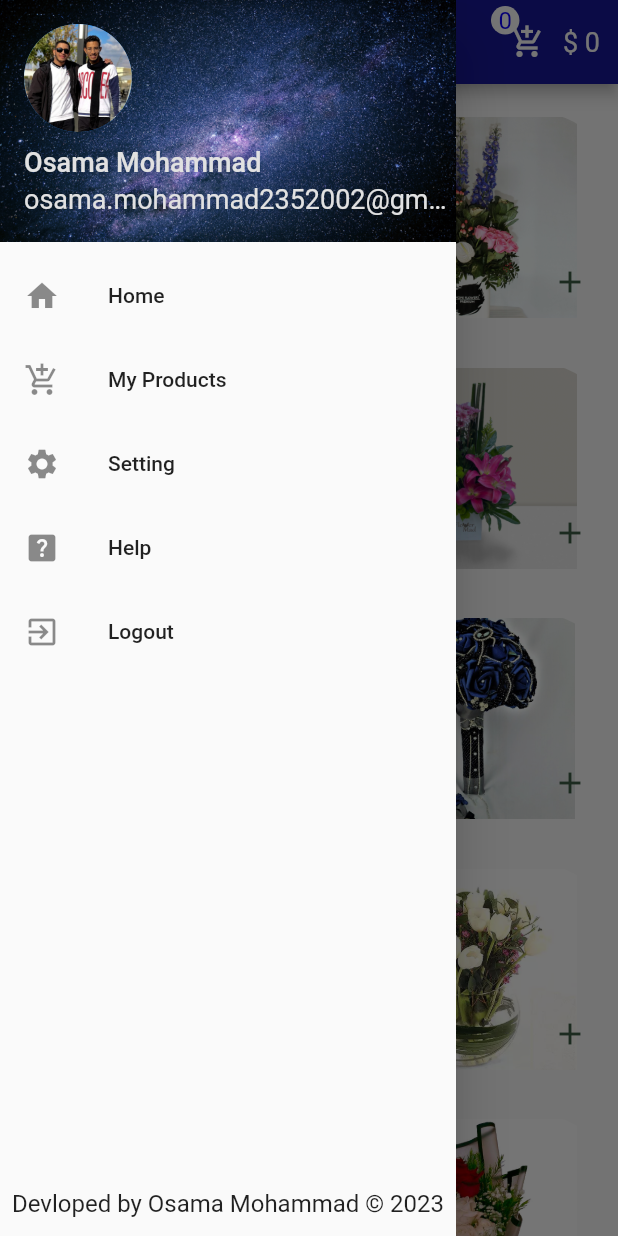
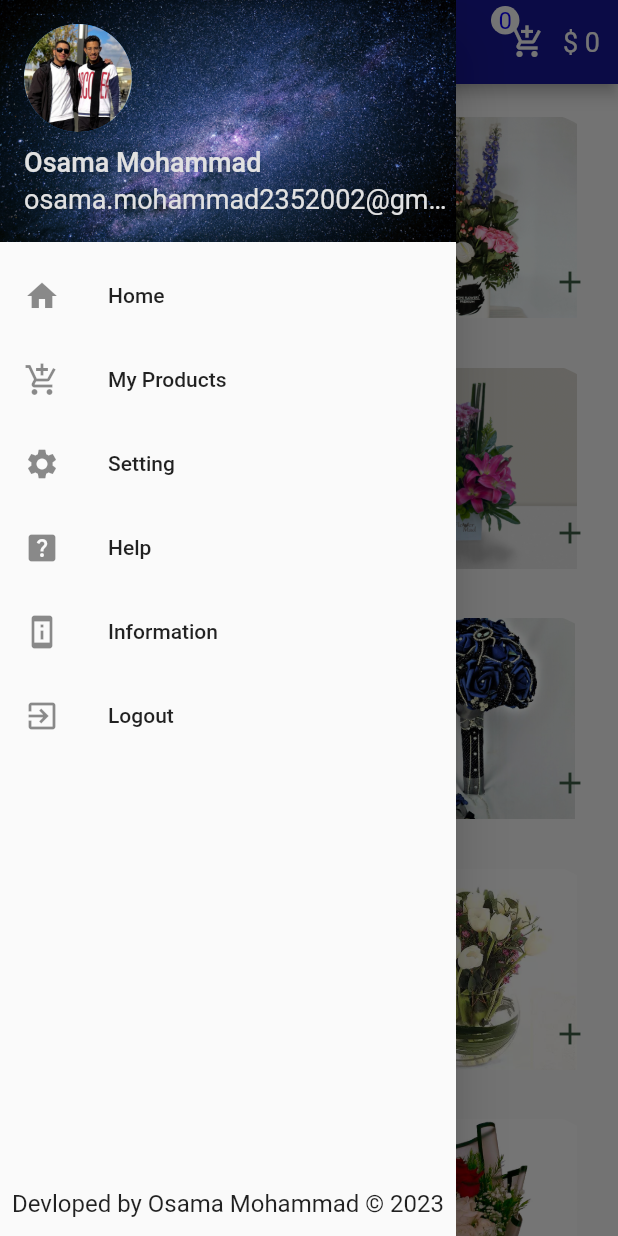
Before and after one commit to OsamaMohammadAbdalaziz/Flower-App, a Flutter app: the screen it shows after launch, with the side drawer open, on a phone screen of 412 x 824 dp. Run offline on Flutter 3.47's test engine with Material 2 defaults, Android fonts, the phone set to English and light mode, and no system bars.

Commit message:
add Information in drawer/ Home

```diff
--- a/lib/pages/Home.dart
+++ b/lib/pages/Home.dart
@@ -126,6 +126,11 @@ class Home extends StatelessWidget {
                     onTap: () {},
                   ),
                   ListTile(
+                    title: Text("Information"),
+                    leading: Icon(Icons.perm_device_information),
+                    onTap: () {},
+                  ),
+                  ListTile(
                     title: Text("Logout"),
                     leading: Icon(Icons.exit_to_app),
                     onTap: () {
```
